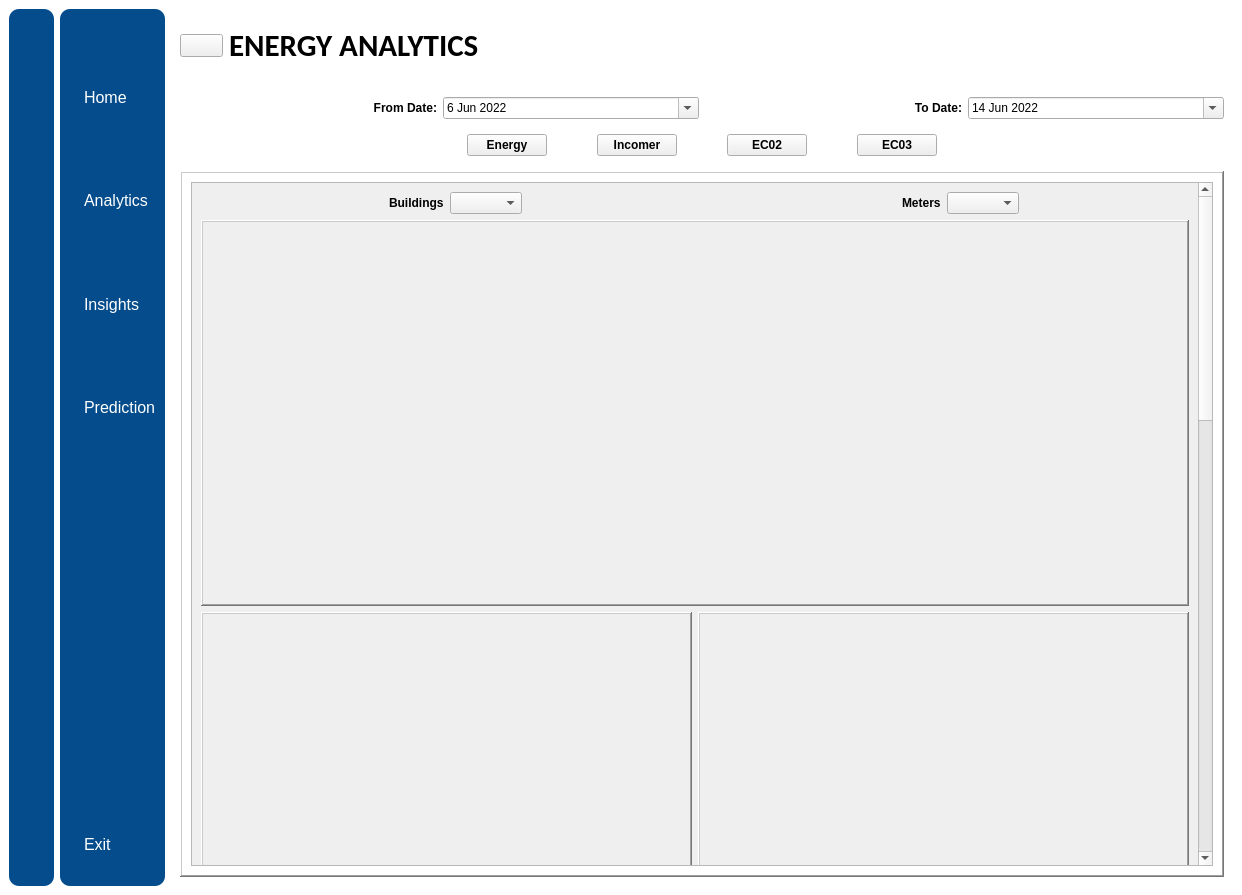
The window that GUI_1.ui (SathwiCh/PGL) describes before a commit, drawn with Qt 5.
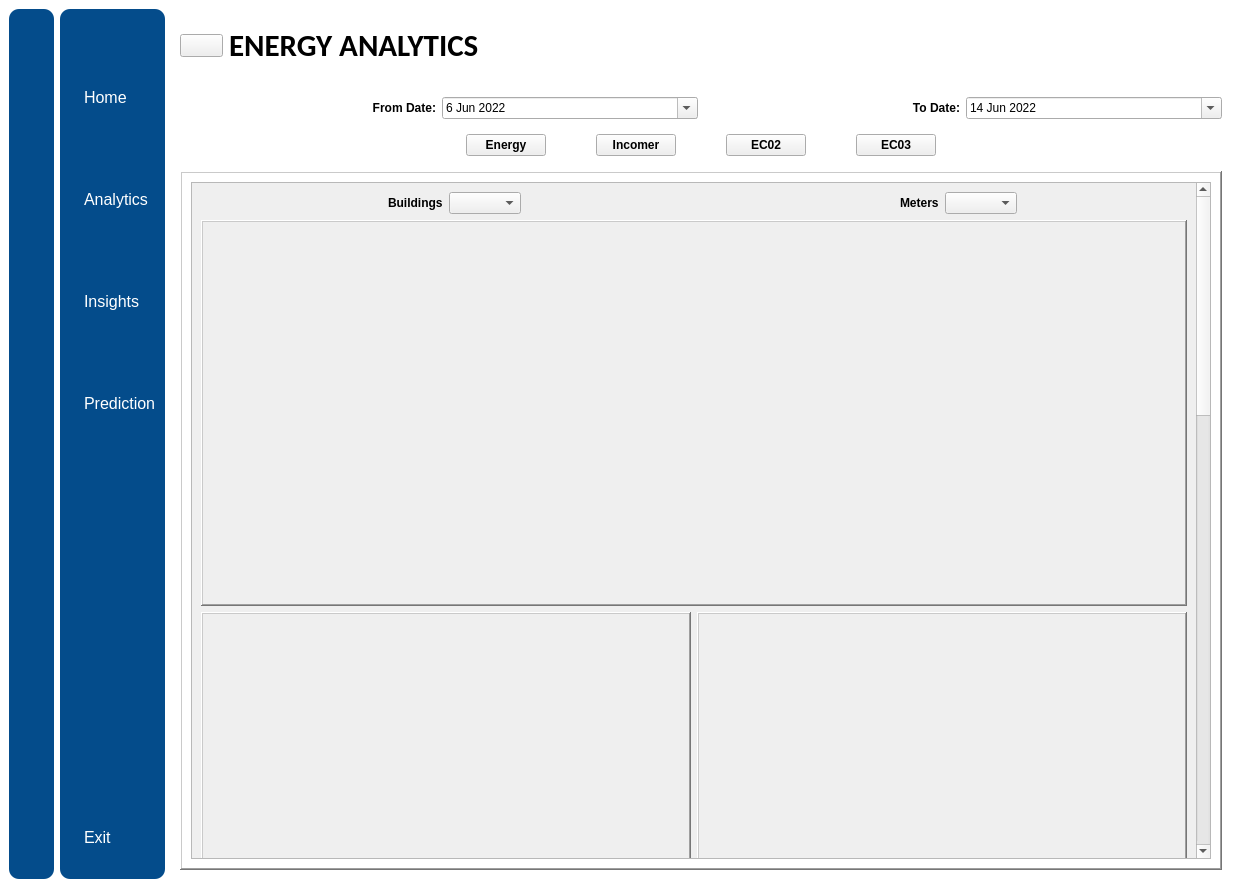
The same window after the commit. The open tabs and pages were chosen to show the change. Icons and pictures are not drawn.

Patch:
```diff
--- a/GUI_1.ui
+++ b/GUI_1.ui
@@ -6,8 +6,8 @@
    <rect>
     <x>0</x>
     <y>0</y>
-    <width>1242</width>
-    <height>895</height>
+    <width>1240</width>
+    <height>888</height>
    </rect>
   </property>
   <property name="windowTitle">
@@ -903,8 +903,8 @@
                   <property name="geometry">
                    <rect>
                     <x>0</x>
-                    <y>-1317</y>
-                    <width>976</width>
+                    <y>0</y>
+                    <width>974</width>
                     <height>2000</height>
                    </rect>
                   </property>
```
Left out of the diff: 18 changed lines with no effect on the pictures.
